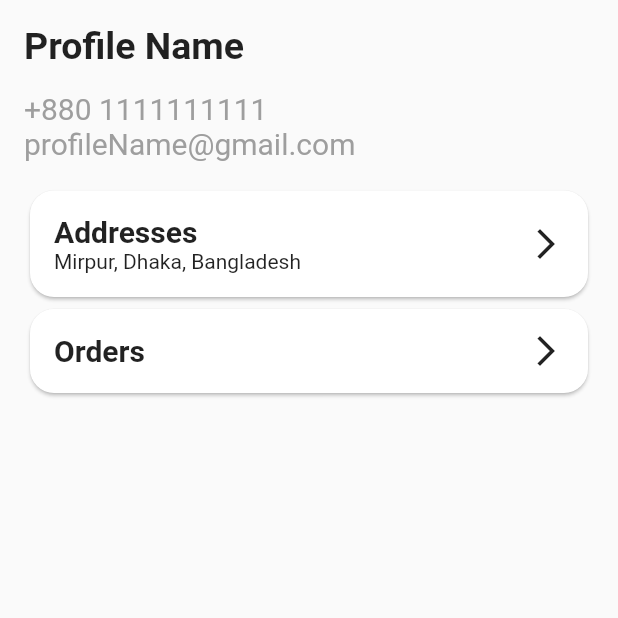
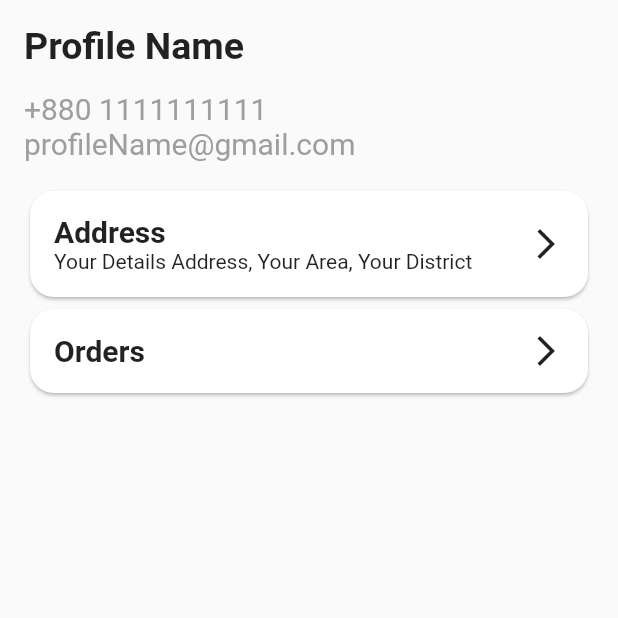
Before and after one commit to srksifat-dev/cloathy, a Flutter app: the ProfileScreen screen opened directly, on a phone screen of 412 x 824 dp, the top half of it. Run offline on Flutter 3.47's test engine with Material 2 defaults, Android fonts, the phone set to English and light mode, and no system bars.

Commit message:
Updating address functionality implemented

```diff
--- a/lib/feature/profile/screen/profile_screen.dart
+++ b/lib/feature/profile/screen/profile_screen.dart
@@ -1,7 +1,35 @@
 import 'package:flutter/material.dart';
 
-class ProfileScreen extends StatelessWidget {
+class ProfileScreen extends StatefulWidget {
   const ProfileScreen({Key? key}) : super(key: key);
+
+  @override
+  State<ProfileScreen> createState() => _ProfileScreenState();
+}
+
+class _ProfileScreenState extends State<ProfileScreen> {
+  TextEditingController districtController = TextEditingController();
+  TextEditingController areaController = TextEditingController();
+  TextEditingController detailsController = TextEditingController();
+
+  FocusNode districtFocusNode = FocusNode();
+  FocusNode areaFocusNode = FocusNode();
+  FocusNode detailsFocusNode = FocusNode();
+
+  late String district;
+  late String area;
+  late String details;
+
+  @override
+  void initState() {
+    district = "Your District";
+    area = "Your Area";
+    details = "Your Details Address";
+    districtController.text = district;
+    areaController.text = area;
+    detailsController.text = details;
+    super.initState();
+  }
 
   @override
   Widget build(BuildContext context) {
@@ -30,10 +58,57 @@ class ProfileScreen extends StatelessWidget {
               const SizedBox(
                 height: 16,
               ),
-              Card(
+              GestureDetector(
+                onTap: () {
+                  showDialog(
+                      context: context,
+                      builder: (context) => AlertDialog(
+                            title: Text("Address"),
+                            content: SizedBox(
+                              height: 200,
+                              child: Column(
+                                children: [
+                                  TextField(
+                                      controller: districtController,
+                                      focusNode: districtFocusNode,
+                                      decoration: InputDecoration(
+                                          hintText: "District")),
+                                  TextField(
+                                      controller: areaController,
+                                      focusNode: areaFocusNode,
+                                      decoration: InputDecoration(
+                                          hintText: "Area/Upozilla/Thana")),
+                                  TextField(
+                                      controller: detailsController,
+                                      focusNode: detailsFocusNode,
+                                      decoration: InputDecoration(
+                                          hintText: "Details Address")),
+                                ],
+                              ),
+                            ),
+                            actions: [
+                              TextButton(
+                                  onPressed: () {
+                                    Navigator.pop(context);
+                                  },
+                                  child: Text("Cancel")),
+                              FilledButton(
+                                  onPressed: () {
+                                    setState(() {
+                                      district = districtController.text;
+                                      area = areaController.text;
+                                      details = detailsController.text;
+                                    });
+                                    Navigator.pop(context);
+                                  },
+                                  child: Text("Update"))
+                            ],
+                          ));
+                },
+                child: Card(
                   shape: RoundedRectangleBorder(
                       borderRadius: BorderRadius.circular(16)),
-                child: const Padding(
+                  child: Padding(
                     padding: EdgeInsets.all(16.0),
                     child: Row(
                       children: [
@@ -42,18 +117,19 @@ class ProfileScreen extends StatelessWidget {
                             crossAxisAlignment: CrossAxisAlignment.start,
                             children: [
                               Text(
-                              "Addresses",
+                                "Address",
                                 style: TextStyle(
                                   fontSize: 20,
                                   fontWeight: FontWeight.bold,
                                 ),
                               ),
-                            Text("Mirpur, Dhaka, Bangladesh")
+                              Text("${details}, ${area}, ${district}")
                             ],
                           ),
                         ),
                         Icon(Icons.arrow_forward_ios)
                       ],
+                    ),
                   ),
                 ),
               ),
```
Lines whose indentation alone changed are shown as unchanged.
